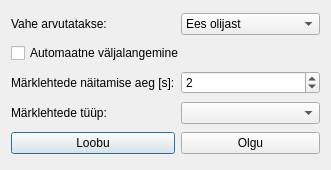
Old version of the form src/Seaded.ui in the repository ymeramees/qfinaal.
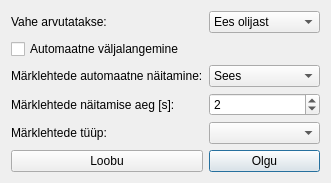
New version of the form.

```diff
--- a/src/Seaded.ui
+++ b/src/Seaded.ui
@@ -7,20 +7,13 @@
     <x>0</x>
     <y>0</y>
     <width>331</width>
-    <height>170</height>
+    <height>177</height>
    </rect>
   </property>
   <property name="windowTitle">
    <string>Seaded</string>
   </property>
   <layout class="QGridLayout" name="gridLayout">
-   <item row="2" column="0">
-    <widget class="QLabel" name="label_2">
-     <property name="text">
-      <string>Märklehtede näitamise aeg [s]:</string>
-     </property>
-    </widget>
-   </item>
    <item row="0" column="1">
     <widget class="QComboBox" name="comboBox">
      <property name="toolTip">
@@ -41,6 +34,20 @@
      </item>
     </widget>
    </item>
+   <item row="3" column="0">
+    <widget class="QLabel" name="label_2">
+     <property name="text">
+      <string>Märklehtede näitamise aeg [s]:</string>
+     </property>
+    </widget>
+   </item>
+   <item row="0" column="0">
+    <widget class="QLabel" name="label">
+     <property name="text">
+      <string>Vahe arvutatakse:</string>
+     </property>
+    </widget>
+   </item>
    <item row="1" column="0" colspan="2">
     <widget class="QCheckBox" name="valjalangemiseBox">
      <property name="text">
@@ -51,7 +58,7 @@
      </property>
     </widget>
    </item>
-   <item row="2" column="1">
+   <item row="3" column="1">
     <widget class="QSpinBox" name="marklehtedeAegBox">
      <property name="maximum">
       <number>999</number>
@@ -61,37 +68,51 @@
      </property>
     </widget>
    </item>
-   <item row="0" column="0">
-    <widget class="QLabel" name="label">
-     <property name="text">
-      <string>Vahe arvutatakse:</string>
-     </property>
-    </widget>
-   </item>
-   <item row="4" column="0">
-    <widget class="QPushButton" name="loobuNupp">
-     <property name="text">
-      <string>Loobu</string>
-     </property>
-    </widget>
-   </item>
-   <item row="4" column="1">
+   <item row="5" column="1">
     <widget class="QPushButton" name="olguNupp">
      <property name="text">
       <string>Olgu</string>
      </property>
     </widget>
    </item>
-   <item row="3" column="1">
+   <item row="4" column="1">
     <widget class="QComboBox" name="relvaValik"/>
    </item>
-   <item row="3" column="0">
+   <item row="4" column="0">
     <widget class="QLabel" name="label_3">
      <property name="text">
       <string>Märklehtede tüüp:</string>
      </property>
     </widget>
    </item>
+   <item row="2" column="0">
+    <widget class="QLabel" name="label_4">
+     <property name="text">
+      <string>Märklehtede automaatne näitamine:</string>
+     </property>
+    </widget>
+   </item>
+   <item row="2" column="1">
+    <widget class="QComboBox" name="marklehtedeVahetamiseBox">
+     <item>
+      <property name="text">
+       <string>Sees</string>
+      </property>
+     </item>
+     <item>
+      <property name="text">
+       <string>Väljas</string>
+      </property>
+     </item>
+    </widget>
+   </item>
+   <item row="5" column="0">
+    <widget class="QPushButton" name="loobuNupp">
+     <property name="text">
+      <string>Loobu</string>
+     </property>
+    </widget>
+   </item>
   </layout>
  </widget>
  <layoutdefault spacing="6" margin="11"/>
```
